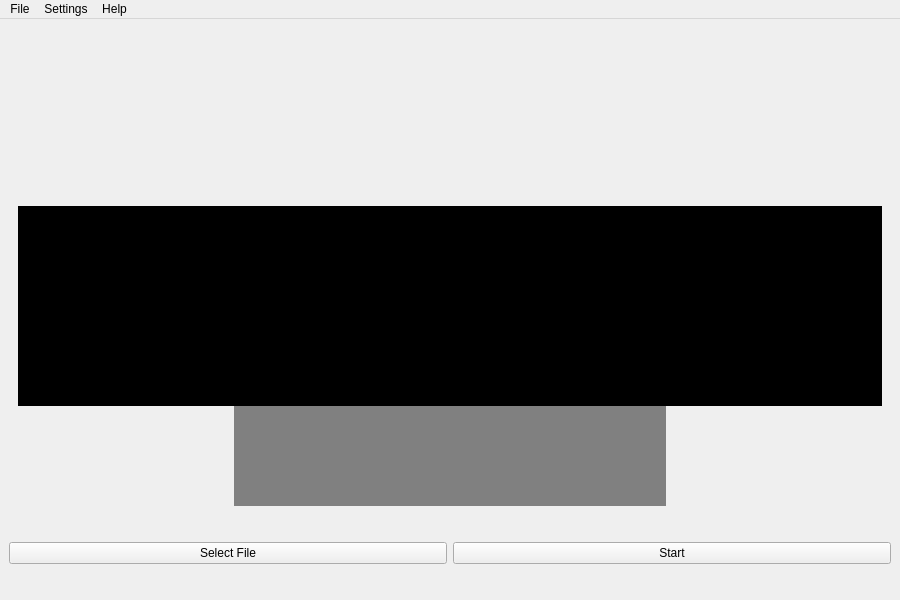
Old version of the form UI/templates/mainwindow.ui in the repository milonpabis/heartbeat-anomaly-detection.
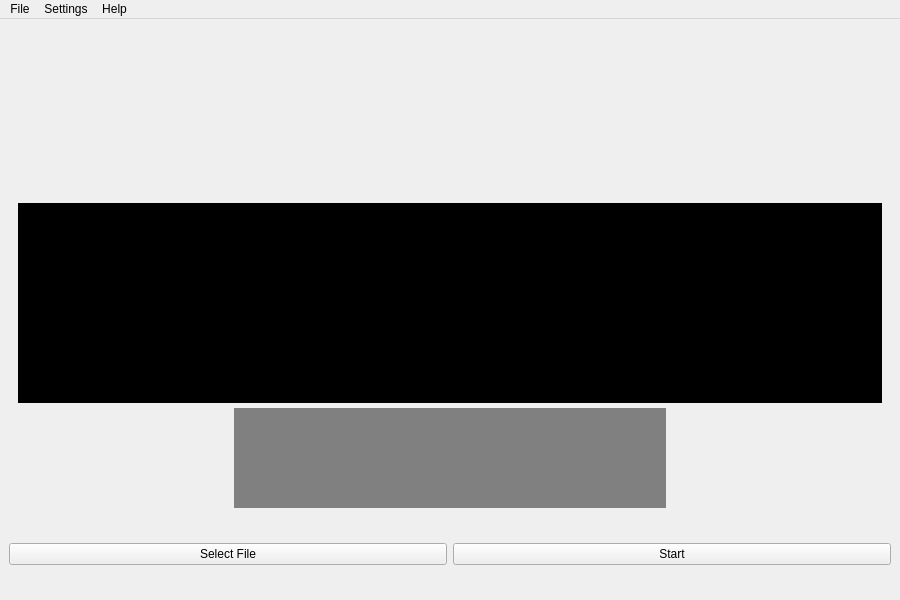
New version of the form.

Commit message: Finding peaks, sub window working

What changed in the file:
```diff
--- a/UI/templates/mainwindow.ui
+++ b/UI/templates/mainwindow.ui
@@ -151,7 +151,7 @@
         <number>0</number>
        </property>
        <property name="topMargin">
-        <number>0</number>
+        <number>5</number>
        </property>
        <property name="rightMargin">
         <number>0</number>
```
The commit also changes 6 other files.
